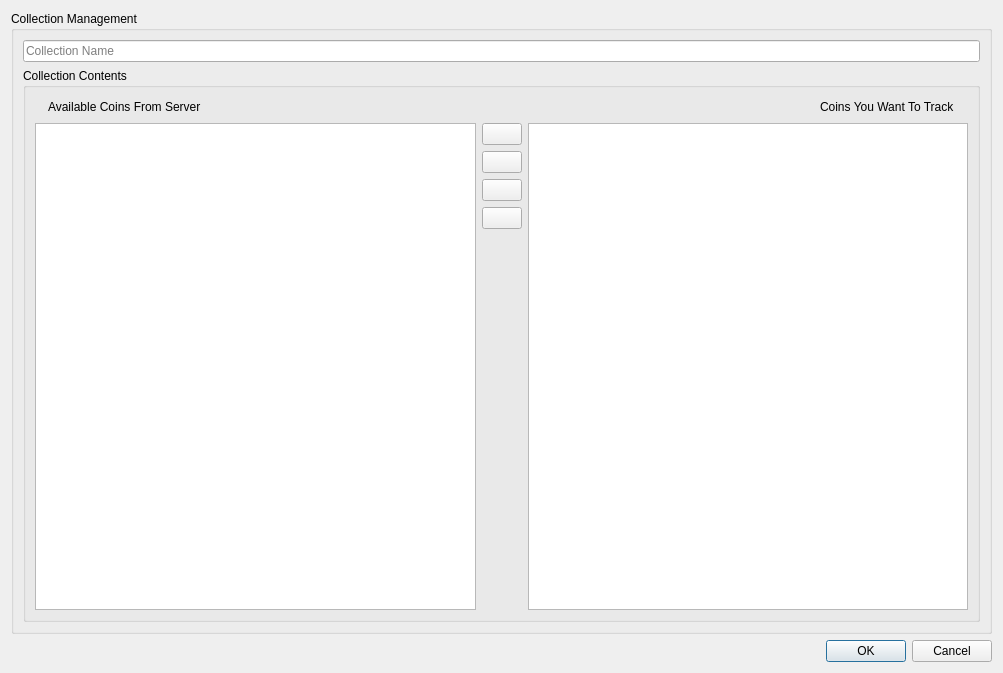
The window that collectioncoinmanagementdialog.ui (qtuancr261/CryptocurrencyVisualization) describes before a commit, drawn with Qt 5.
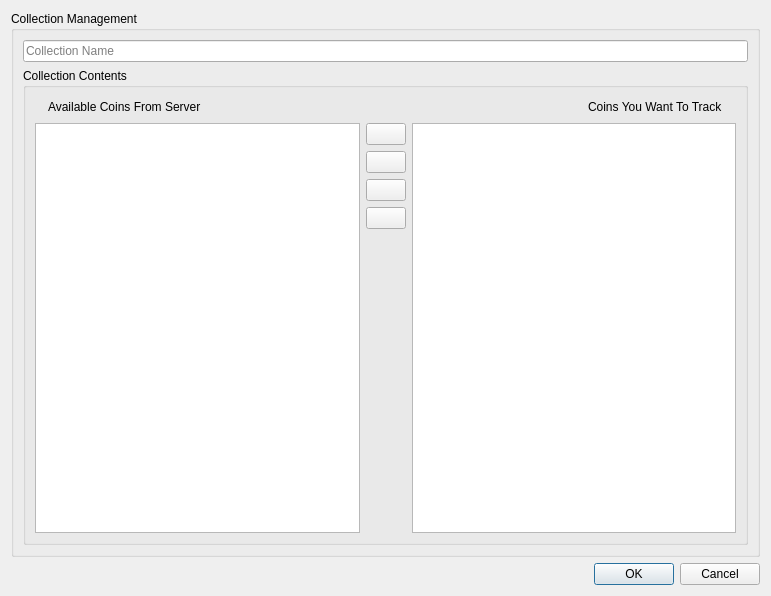
The same window after the commit. Icons and pictures are not drawn.

The edit to the form file:
```diff
--- a/collectioncoinmanagementdialog.ui
+++ b/collectioncoinmanagementdialog.ui
@@ -6,8 +6,8 @@
    <rect>
     <x>0</x>
     <y>0</y>
-    <width>1003</width>
-    <height>673</height>
+    <width>771</width>
+    <height>596</height>
    </rect>
   </property>
   <property name="windowTitle">
```
Left out of the diff: 16 changed lines with no effect on the pictures.
